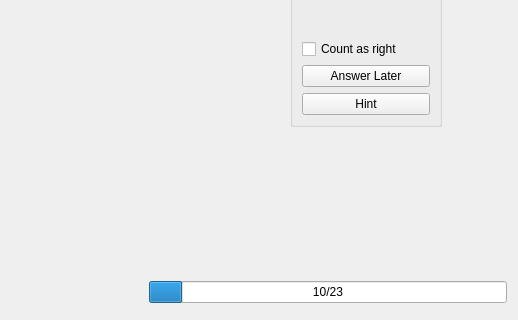
Above: src/practice/practice_mainwindow.ui from KDE/parley before the change; both pictures show x 353 to 871 and y 284 to 604 of the 871 by 604 pixel window. Below: the same form after it.
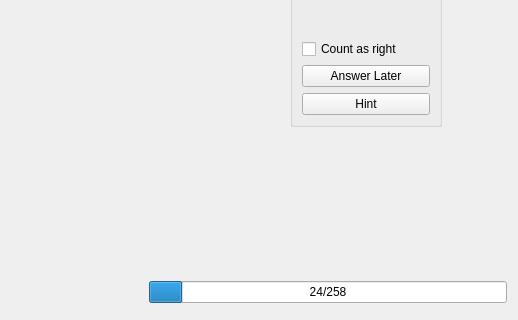
That is the form after the change. Icons and pictures are not drawn.

Commit message: integrate the practice ui into the parley main window

The edit to the form file:
```diff
--- a/src/practice/practice_mainwindow.ui
+++ b/src/practice/practice_mainwindow.ui
@@ -458,7 +458,7 @@
         <number>24</number>
        </property>
        <property name="format">
-        <string>10/23</string>
+        <string>%v/%m</string>
        </property>
       </widget>
      </item>
```
Left out of the diff: 8 changed lines with no effect on the pictures. The commit also changes 6 other files.
